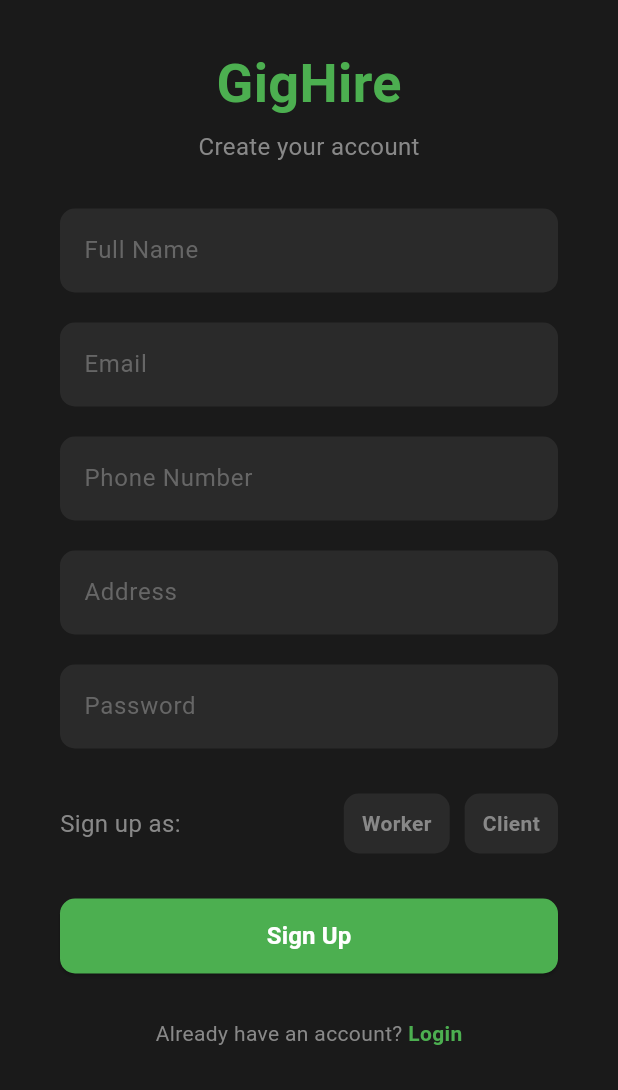
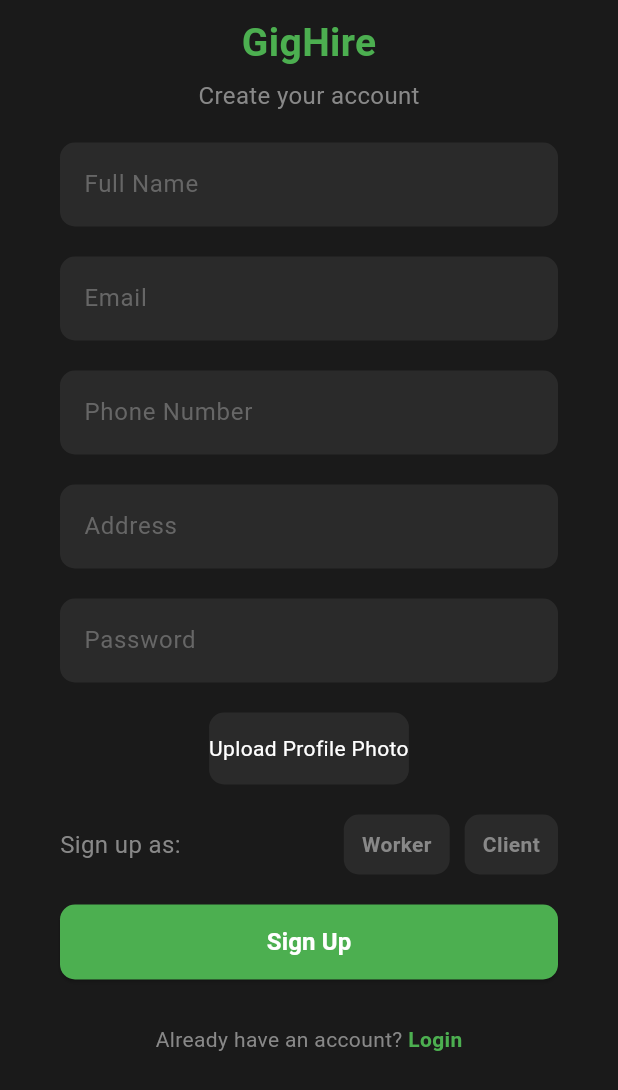
Before and after one commit to timsinadipesh/GigHire, a Flutter app: the SignupScreen screen opened directly, on a phone screen of 412 x 824 dp. Shown: the top 1090 px of the screen. Run offline on Flutter 3.47's test engine with Material 3 defaults, Android fonts, the phone set to English and light mode, and no system bars; our stand-ins replace cloud_firestore, firebase_core, image_picker; accounts and stored records are empty; Roboto replaces fonts that are missing (Arial).

Commit message:
final before db entry

```diff
--- a/lib/main.dart
+++ b/lib/main.dart
@@ -2,7 +2,7 @@ import 'package:firebase_core/firebase_core.dart';
 import 'package:flutter/material.dart';
 import 'package:flutter/services.dart';
 import 'package:gighire/ui/signup_screen.dart';
-import 'package:gighire/ui/worker_profile_screen.dart';
+import 'package:gighire/worker/worker_profile_screen.dart';
 import 'ui/login_screen.dart';
 import 'payment/payment_service.dart';
 
--- a/lib/ui/signup_screen.dart
+++ b/lib/ui/signup_screen.dart
@@ -1,6 +1,8 @@
+import 'dart:io';
+
 import 'package:flutter/material.dart';
+import 'package:image_picker/image_picker.dart';
 
-import '../client/client_signup.dart';
 import '../worker/worker_signup.dart';
 
 enum UserRole { serviceProvider, serviceSeeker }
@@ -14,6 +16,20 @@ class SignupScreen extends StatefulWidget {
 
 class _SignupScreenState extends State<SignupScreen> {
   UserRole? selectedRole;
+  dynamic _image; // Placeholder for the image state
+  final ImagePicker _picker = ImagePicker();
+  File? _profileImage;
+
+  Future<void> _pickImage(bool isProfile) async {
+    final pickedFile = await _picker.pickImage(source: ImageSource.gallery);
+    if (pickedFile != null) {
+      setState(() {
+        if (isProfile) {
+          _profileImage = File(pickedFile.path);
+        }
+      });
+    }
+  }
 
   @override
   Widget build(BuildContext context) {
@@ -27,12 +43,12 @@ class _SignupScreenState extends State<SignupScreen> {
               mainAxisAlignment: MainAxisAlignment.start,
               children: [
                 // Logo and Tagline
-                const SizedBox(height: 30),
+                const SizedBox(height: 10),
                 const Text(
                   'GigHire',
                   style: TextStyle(
                     color: Color(0xFF4CAF50),
-                    fontSize: 36, // Reduced size
+                    fontSize: 26, // Reduced size
                     fontWeight: FontWeight.bold,
                   ),
                 ),
@@ -43,7 +59,7 @@ class _SignupScreenState extends State<SignupScreen> {
                 ),
 
                 // Input Fields
-                const SizedBox(height: 30),
+                const SizedBox(height: 20),
                 TextField(
                   decoration: InputDecoration(
                     hintText: 'Full Name',
@@ -115,9 +131,32 @@ class _SignupScreenState extends State<SignupScreen> {
                   ),
                   style: const TextStyle(color: Colors.white),
                 ),
+                const SizedBox(height: 20),
+
+                GestureDetector(
+                  onTap: () => _pickImage(true),
+                  child: Container(
+                    padding: const EdgeInsets.symmetric(vertical: 14),
+                    decoration: BoxDecoration(
+                      color: _profileImage == null ? const Color(0xFF2A2A2A) : const Color(0xFF4CAF50),
+                      borderRadius: BorderRadius.circular(10),
+                    ),
+                    child: _profileImage == null
+                        ? const Text(
+                      'Upload Profile Photo',
+                      textAlign: TextAlign.center,
+                      style: TextStyle(color: Colors.white),
+                    )
+                        : const Text(
+                      'Profile Photo Uploaded',
+                      textAlign: TextAlign.center,
+                      style: TextStyle(color: Colors.white),
+                    ),
+                  ),
+                ),
+                const SizedBox(height: 20),
 
                 // Role Selection
-                const SizedBox(height: 30),
                 Row(
                   children: [
                     const Text(
@@ -182,7 +221,7 @@ class _SignupScreenState extends State<SignupScreen> {
                 ),
 
                 // Sign Up Button
-                const SizedBox(height: 30),
+                const SizedBox(height: 20),
                 SizedBox(
                   width: double.infinity,
                   height: 50,
@@ -194,13 +233,9 @@ class _SignupScreenState extends State<SignupScreen> {
                           MaterialPageRoute(builder: (context) => const WorkerSignupScreen()),
                         );
                       } else if (selectedRole == UserRole.serviceSeeker) {
-                        Navigator.push(
-                          context,
-                          MaterialPageRoute(builder: (context) => const ClientSignupScreen()),
-                        );
+                        // todo: db data entry
                       }
                     },
-
                     style: ElevatedButton.styleFrom(
                       backgroundColor: const Color(0xFF4CAF50),
                       shape: RoundedRectangleBorder(
```
Also changed, not shown: lib/client/client_signup.dart (deleted, +0 -96 lines), lib/worker/worker_signup.dart (+1 -28 lines), lib/client/client_profile_screen.dart (added), lib/worker/worker_profile_screen.dart (renamed from lib/ui/worker_profile_screen.dart), 1 other file.
